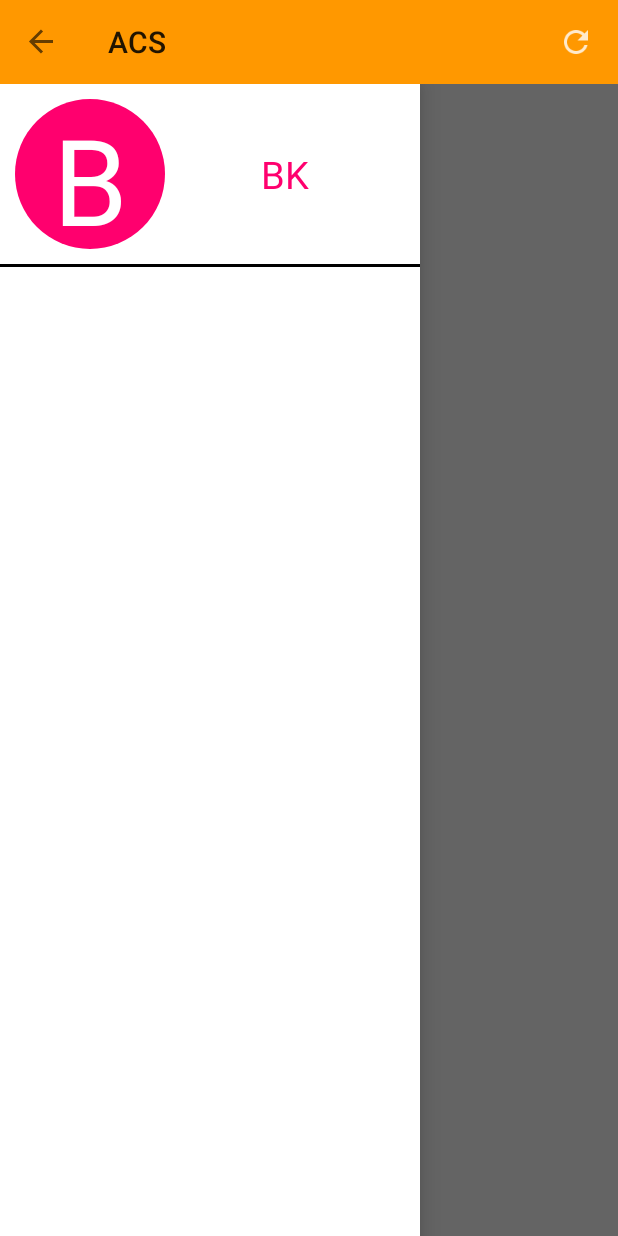
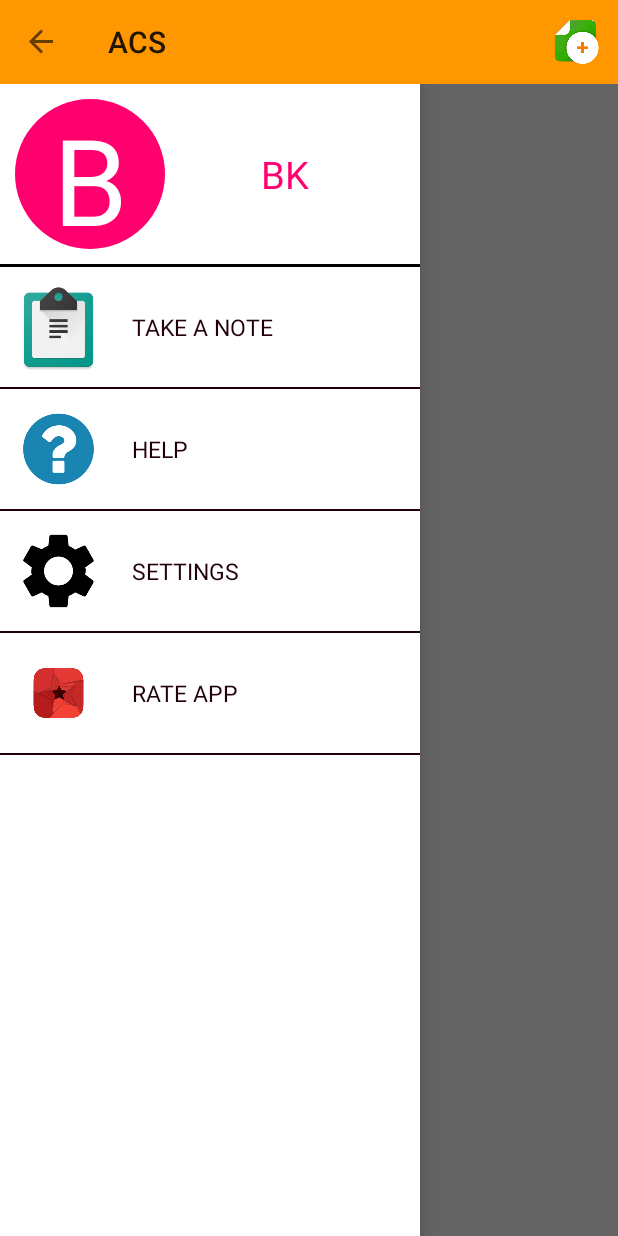
Before and after one commit to bharath-koteswarao/ACS, an Android app: the screen it shows after launch (MainActivity), with the side drawer open, on a phone screen of 412 x 824 dp. Run offline under Robolectric (Android 15) with nearby library versions, the phone set to English and light mode, and no system bars.

Commit message:
Navbar finished

```diff
--- a/app/src/main/java/bk/acs/RecyclerView2/MyAdapter2.java
+++ b/app/src/main/java/bk/acs/RecyclerView2/MyAdapter2.java
@@ -2,7 +2,9 @@ package bk.acs.RecyclerView2;
 
 import android.content.Context;
 import android.graphics.Color;
+import android.os.Environment;
 import android.support.v7.widget.RecyclerView;
+import android.util.Log;
 import android.view.LayoutInflater;
 import android.view.View;
 import android.view.ViewGroup;
@@ -38,7 +40,7 @@ public class MyAdapter2 extends RecyclerView.Adapter<MyAdapter2.Holder>{
         ListItem2 item=listdata2.get(position);
         holder.studentNo.setText(item.regno);
         if(item.color>0){
-            holder.studentNo.setTextColor(Color.parseColor("#536DFE"));
+            holder.studentNo.setTextColor(Color.parseColor("#303F9F"));
         }
     }
 
--- a/app/src/main/java/bk/acs/SubActivity1.java
+++ b/app/src/main/java/bk/acs/SubActivity1.java
@@ -2,6 +2,7 @@ package bk.acs;
 
 import android.Manifest;
 import android.content.pm.PackageManager;
+import android.graphics.Color;
 import android.os.Bundle;
 import android.os.Environment;
 import android.support.v4.app.ActivityCompat;
@@ -28,6 +29,7 @@ import bk.acs.RecyclerView3.MyAdapter3;
 import jp.wasabeef.recyclerview.animators.OvershootInRightAnimator;
 import jp.wasabeef.recyclerview.animators.SlideInLeftAnimator;
 
+import static android.os.Environment.DIRECTORY_PICTURES;
 import static android.os.Environment.getExternalStorageDirectory;
 import static android.os.Environment.getExternalStoragePublicDirectory;
 import static bk.acs.R.styleable.View;
@@ -66,11 +68,11 @@ public class SubActivity1 extends AppCompatActivity {
         recyclerView2.setItemAnimator(animator);
     }
     public void createFile(View view) throws IOException {
-        String path=Environment.getExternalStorageDirectory().getAbsolutePath()+"/bk.txt";
-        File f=new File(path);
-        Log.d(tag,f.exists()+"");
-        Log.d(tag,f.isDirectory()+"");
-        Log.d(tag,f.createNewFile()+"");
+        File f=new File(getExternalFilesDir(null),"BkFolder");
+        res=f.mkdir();
+        File f2=new File(f,"Input");
+        boolean res2=f2.mkdir();
+        Log.d(tag,res+"  "+res2+"");
     }
     public void onClickForAbsent(int position, ListItem3 item3)
     {
@@ -89,5 +91,6 @@ public class SubActivity1 extends AppCompatActivity {
         adapter3.notifyItemInserted(adapter3.listdata3.size());
         presentCount.setText("PRESENT = "+adapter2.getItemCount()+"");
         absentCount.setText("ABSENT = "+adapter3.getItemCount()+"");
+        Log.d(tag,item2.color+"");
     }
 }
--- a/app/src/main/res/layout/fragment_navigation_drawer.xml
+++ b/app/src/main/res/layout/fragment_navigation_drawer.xml
@@ -38,8 +38,121 @@
                 android:textSize="25dp" />
         </LinearLayout>
     </LinearLayout>
+
     <TextView
         android:layout_width="match_parent"
         android:layout_height="2dp"
         android:background="@android:color/black" />
+
+    <LinearLayout
+        android:layout_width="match_parent"
+        android:layout_height="wrap_content"
+        android:orientation="horizontal"
+        android:padding="10dp">
+
+        <ImageView
+            android:layout_width="72dp"
+            android:layout_height="60dp"
+            android:layout_weight="0.2"
+            android:src="@drawable/note" />
+
+        <TextView
+            android:layout_width="match_parent"
+            android:layout_height="match_parent"
+            android:layout_weight="0.8"
+            android:gravity="left|center"
+            android:paddingLeft="20dp"
+            android:text="TAKE A NOTE"
+            android:textColor="@color/colorAccent"
+            android:textSize="15dp" />
+    </LinearLayout>
+
+    <TextView
+        android:layout_width="match_parent"
+        android:layout_height="1dp"
+        android:background="@color/colorAccent" />
+
+    <LinearLayout
+        android:layout_width="match_parent"
+        android:layout_height="wrap_content"
+        android:orientation="horizontal"
+        android:padding="10dp">
+
+        <ImageView
+            android:layout_width="72dp"
+            android:layout_height="60dp"
+            android:layout_weight="0.2"
+            android:src="@drawable/help" />
+
+        <TextView
+            android:layout_width="match_parent"
+            android:layout_height="match_parent"
+            android:layout_weight="0.8"
+            android:gravity="left|center"
+            android:paddingLeft="20dp"
+            android:text="HELP"
+            android:textColor="@color/colorAccent"
+            android:textSize="15dp" />
+    </LinearLayout>
+
+    <TextView
+        android:layout_width="match_parent"
+        android:layout_height="1dp"
+        android:background="@color/colorAccent" />
+
+    <LinearLayout
+        android:layout_width="match_parent"
+        android:layout_height="wrap_content"
+        android:orientation="horizontal"
+        android:padding="10dp">
+
+        <ImageView
+            android:layout_width="72dp"
+            android:layout_height="60dp"
+            android:layout_weight="0.2"
+            android:src="@drawable/settings" />
+
+        <TextView
+            android:layout_width="match_parent"
+            android:layout_height="match_parent"
+            android:layout_weight="0.8"
+            android:gravity="left|center"
+            android:paddingLeft="20dp"
+            android:text="SETTINGS"
+            android:textColor="@color/colorAccent"
+            android:textSize="15dp" />
+    </LinearLayout>
+
+    <TextView
+        android:layout_width="match_parent"
+        android:layout_height="1dp"
+        android:background="@color/colorAccent" />
+
+    <LinearLayout
+        android:layout_width="match_parent"
+        android:layout_height="wrap_content"
+        android:orientation="horizontal"
+        android:padding="10dp">
+
+        <ImageView
+            android:layout_width="72dp"
+            android:layout_height="60dp"
+            android:layout_weight="0.2"
+            android:src="@drawable/star" />
+
+        <TextView
+            android:layout_width="match_parent"
+            android:layout_height="match_parent"
+            android:layout_weight="0.8"
+            android:gravity="left|center"
+            android:paddingLeft="20dp"
+            android:text="RATE APP"
+            android:textColor="@color/colorAccent"
+            android:textSize="15dp" />
+    </LinearLayout>
+
+    <TextView
+        android:layout_width="match_parent"
+        android:layout_height="1dp"
+        android:background="@color/colorAccent" />
 </LinearLayout>
--- a/app/src/main/res/menu/menu_main.xml
+++ b/app/src/main/res/menu/menu_main.xml
@@ -6,7 +6,7 @@
     <item
         android:id="@+id/refresh"
         android:title="refresh"
-        android:icon="@drawable/ic_action_name"
+        android:icon="@drawable/plus"
         app:showAsAction="ifRoom"
         />
 
```
Also changed, not shown: app/src/main/note-web.png (added), app/src/main/plus-web.png (added), app/src/main/res/drawable/add.png (deleted), app/src/main/res/drawable/help.png, app/src/main/res/drawable/note.png, app/src/main/res/drawable/plus.png (added), app/src/main/res/drawable/rate.png (deleted), app/src/main/res/drawable/settings.png, app/src/main/res/drawable/star.png (added).
